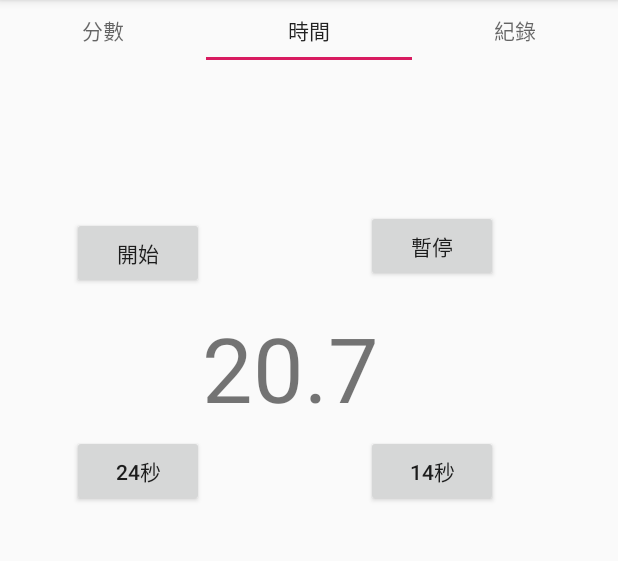
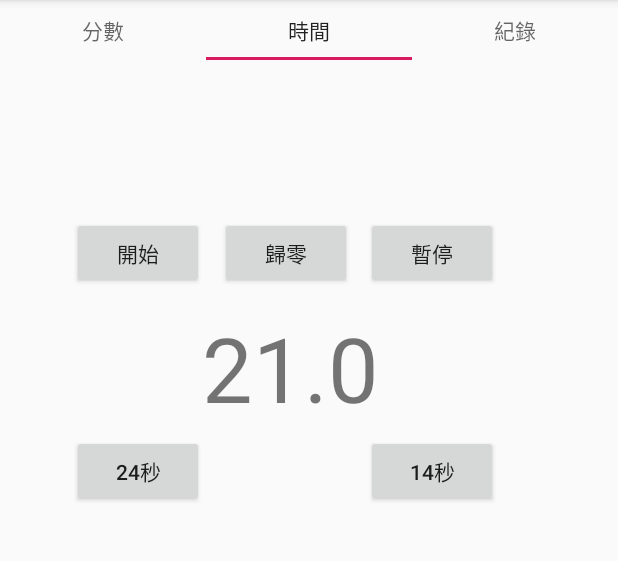
Before and after one commit to george0895/java_final_project, an Android app: the screen it shows after launch (MainActivity), tab 2 chosen, on a phone screen of 412 x 824 dp, the part 84-645 px from its top. Run offline under Robolectric (Android 15) with nearby library versions, the phone set to English and light mode, and no system bars.

Commit message:
增加重設

```diff
--- a/app/src/main/java/com/example/user/afinal/Fragment2.java
+++ b/app/src/main/java/com/example/user/afinal/Fragment2.java
@@ -25,7 +25,7 @@ import java.util.TimerTask;
 public class Fragment2 extends Fragment implements View.OnClickListener{
 
     private Button startButton,start24;
-    private Button stopButton,start14;
+    private Button stopButton,start14,setzero;
     private TextView text,hour,min,sec,sec24;
     private boolean flag_24=false;
     private int m=7,s=60,seccount=240;
@@ -40,10 +40,12 @@ public class Fragment2 extends Fragment implements View.OnClickListener{
         stopButton = (Button) rootView.findViewById(R.id.stopButton);
         start24 = (Button)rootView.findViewById(R.id.start24);
         start14 = (Button)rootView.findViewById(R.id.start14);
+        setzero = (Button)rootView.findViewById(R.id.button);
         startButton.setOnClickListener(this);
         stopButton.setOnClickListener(this);
         start24.setOnClickListener(this);
         start14.setOnClickListener(this);
+        setzero.setOnClickListener(this);
         min = (TextView)rootView.findViewById(R.id.textView3);
         sec = (TextView)rootView.findViewById(R.id.textView4);
         sec24 = (TextView)rootView.findViewById(R.id.textView5);
@@ -69,14 +71,18 @@ public class Fragment2 extends Fragment implements View.OnClickListener{
                 case R.id.start14:
                     seccount=140;
                     break;
+                case R.id.stopButton:
+                    flagstrat=false;
+                    break;
+                case R.id.button:
+                    flagstrat=false;
+                    m=7;
+                    s=59;
+                    Message message = new Message();
+                    message.what=1;
+                    handler.sendMessage(message);
+                    break;
             }
-    };
-
-    private Button.OnClickListener stopClickListener = new Button.OnClickListener() {
-        public void onClick(View arg0) {
-            flagstrat=false;
-            flag_24=true;
-        }
     };
 
 
@@ -124,7 +130,7 @@ public class Fragment2 extends Fragment implements View.OnClickListener{
                     m--;
                     s=59;
                     message.what=1;
-                    if(m=-1)
+                    if(m==-1)
                     {
                         m=7;
                         s=59;
--- a/app/src/main/res/layout/fragment_fragment2.xml
+++ b/app/src/main/res/layout/fragment_fragment2.xml
@@ -19,8 +19,16 @@
         android:layout_width="wrap_content"
         android:layout_height="wrap_content"
         android:layout_x="244dp"
-        android:layout_y="100dp"
+        android:layout_y="105dp"
         android:text="暫停"></Button>
+
+    <Button
+        android:id="@+id/button"
+        android:layout_width="wrap_content"
+        android:layout_height="wrap_content"
+        android:layout_x="147dp"
+        android:layout_y="105dp"
+        android:text="歸零" />
 
     <TextView
         android:id="@+id/textView3"
```
